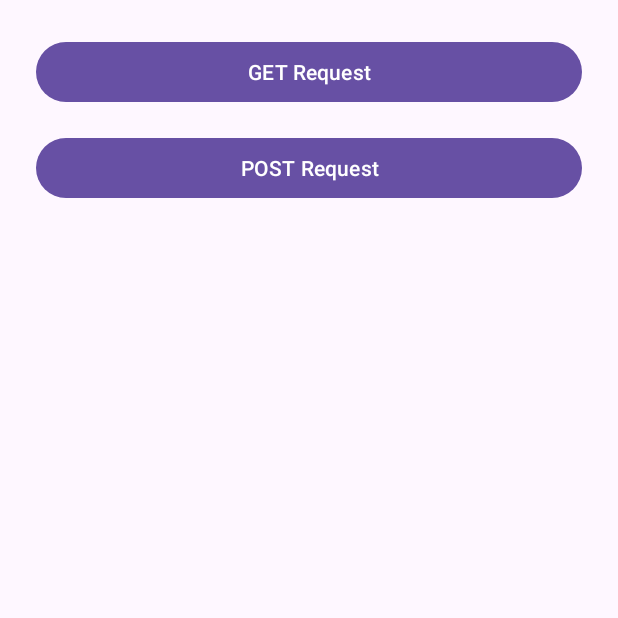
After one commit to c-madalin/MarketPlace, an Android app: the fragment HttpRequestFragment shown on its own in the app's theme, on a phone screen of 412 x 824 dp, the top half of it. The commit adds this screen. Run offline under Robolectric (Android 15) with nearby library versions, the phone set to English and light mode, and no system bars.

Commit message:
o modalitate de request

```diff
--- a/app/src/main/AndroidManifest.xml
+++ b/app/src/main/AndroidManifest.xml
@@ -12,6 +12,8 @@
         android:supportsRtl="true"
         android:theme="@style/Theme.ReUseIT"
         tools:targetApi="31">
+
+
 
         <activity
             android:name=".MainActivity"
@@ -34,5 +36,7 @@
         </provider>
 
     </application>
+    <uses-permission android:name="android.permission.INTERNET"></uses-permission>
+
 
 </manifest>
--- a/app/src/main/java/com/example/reuseit/Application/ApplicationFragment.kt
+++ b/app/src/main/java/com/example/reuseit/Application/ApplicationFragment.kt
@@ -45,6 +45,11 @@ class ApplicationFragment : Fragment() {
 
         val recyclerView = view.findViewById<RecyclerView>(R.id.postRecyclerView)
         val addPostButton = view.findViewById<Button>(R.id.addPostButton)
+        val httpTestButton = view.findViewById<Button>(R.id.btnHttpTest)
+        httpTestButton.setOnClickListener {
+            findNavController().navigate(R.id.httpRequestFragment)
+        }
+
 
         recyclerView.layoutManager = LinearLayoutManager(requireContext())
 
--- /dev/null
+++ b/app/src/main/java/com/example/reuseit/NetworkFragments/HttpRequestFragment.kt
@@ -0,0 +1,38 @@
+package com.example.reuseit.NetworkFragments
+
+import android.os.Bundle
+import android.view.*
+import android.widget.*
+import androidx.fragment.app.Fragment
+import androidx.lifecycle.lifecycleScope
+import com.example.reuseit.Network.HttpService
+import com.example.reuseit.R
+import kotlinx.coroutines.Dispatchers
+import kotlinx.coroutines.launch
+import kotlinx.coroutines.withContext
+
+class HttpRequestFragment : Fragment() {
+    override fun onCreateView(
+        inflater: LayoutInflater, container: ViewGroup?, savedInstanceState: Bundle?
+    ): View? = inflater.inflate(R.layout.fragment_http_requests, container, false)
+
+    override fun onViewCreated(view: View, savedInstanceState: Bundle?) {
+        val btnGet = view.findViewById<Button>(R.id.btnGet)
+        val btnPost = view.findViewById<Button>(R.id.btnPost)
+        val tvResult = view.findViewById<TextView>(R.id.tvResult)
+
+        btnGet.setOnClickListener {
+            lifecycleScope.launch {
+                val result = withContext(Dispatchers.IO) { HttpService.performGetRequest() }
+                tvResult.text = "GET Response:\n$result"
+            }
+        }
+
+        btnPost.setOnClickListener {
+            lifecycleScope.launch {
+                val result = withContext(Dispatchers.IO) { HttpService.performPostRequest() }
+                tvResult.text = "POST Response:\n$result"
+            }
+        }
+    }
+}
--- /dev/null
+++ b/app/src/main/res/layout/fragment_http_requests.xml
@@ -0,0 +1,26 @@
+<LinearLayout xmlns:android="http://schemas.android.com/apk/res/android"
+    android:orientation="vertical"
+    android:layout_width="match_parent"
+    android:layout_height="match_parent"
+    android:padding="24dp">
+
+    <Button
+        android:id="@+id/btnGet"
+        android:layout_width="match_parent"
+        android:layout_height="wrap_content"
+        android:text="GET Request" />
+
+    <Button
+        android:id="@+id/btnPost"
+        android:layout_width="match_parent"
+        android:layout_height="wrap_content"
+        android:text="POST Request"
+        android:layout_marginTop="16dp" />
+
+    <TextView
+        android:id="@+id/tvResult"
+        android:layout_width="match_parent"
+        android:layout_height="wrap_content"
+        android:layout_marginTop="24dp"
+        android:textSize="14sp" />
+</LinearLayout>
--- a/app/src/main/res/values/strings.xml
+++ b/app/src/main/res/values/strings.xml
@@ -23,4 +23,5 @@
     <string name="confirm_password">Confirm Password</string>
     <string name="dad">dad</string>
     <string name="keep_me_logged_in">Keep me logged in</string>
+    <string name="reuseit">REUSEIT</string>
 </resources>
```
Also changed, not shown: app/src/main/java/com/example/reuseit/Network/HttpService.kt (added, +40 -0 lines), app/src/main/res/layout/fragment_application.xml (+18 -1 lines), app/src/main/res/navigation/application_graph.xml (+9 -0 lines).
